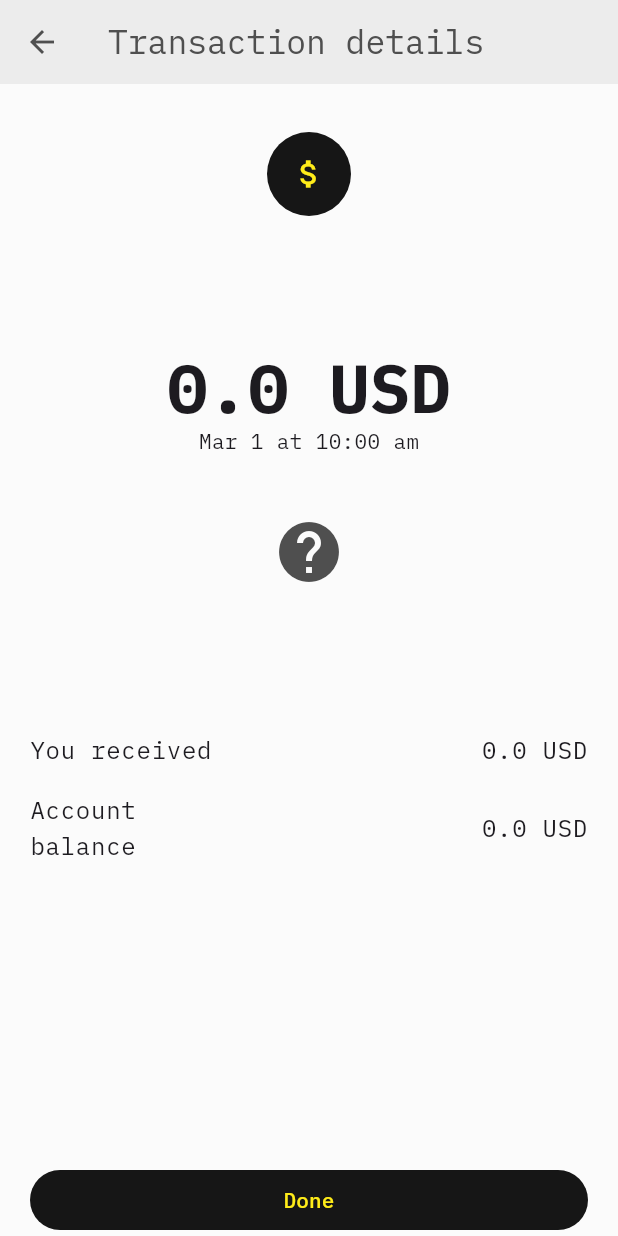
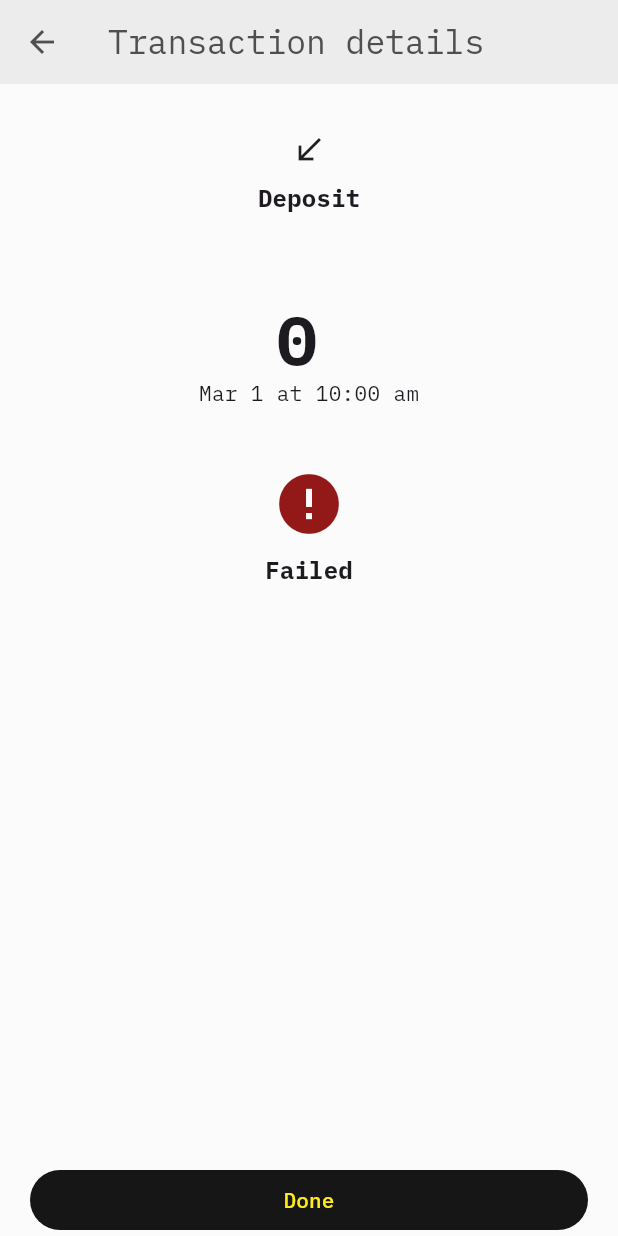
Before and after one commit to TBD54566975/didpay, a Flutter app: the TransactionDetailsPage screen opened directly with empty values, on a phone screen of 412 x 824 dp. Run offline on Flutter 3.47's test engine with Material 3 defaults, Android fonts, the phone set to English and light mode, and no system bars; drawn by our look-alikes of auto_size_text; our stand-ins replace device_info_plus, flutter_hooks, flutter_secure_storage, hooks_riverpod, qr_flutter, shared_preferences and 1 more; missing offline and left inert: mobile_scanner, web5; accounts and stored records are empty.

Commit message:
use enums for txn type and status

```diff
--- a/lib/features/currency/payin.dart
+++ b/lib/features/currency/payin.dart
@@ -17,7 +17,7 @@ class PayinKeyPress {
 }
 
 class Payin extends HookWidget {
-  final String transactionType;
+  final TransactionType transactionType;
   final ValueNotifier<String> amount;
   final ValueNotifier<PayinKeyPress> keyPress;
   final ValueNotifier<Currency?> currency;
@@ -34,9 +34,11 @@ class Payin extends HookWidget {
   Widget build(BuildContext context) {
     final shouldAnimate = useState(false);
 
-    final formattedAmount = transactionType == Type.deposit
-        ? Currency.formatFromString(amount.value,
-            currency: currency.value?.label)
+    final formattedAmount = transactionType == TransactionType.deposit
+        ? Currency.formatFromString(
+            amount.value,
+            currency: currency.value?.code.toString(),
+          )
         : Currency.formatFromString(amount.value);
 
     useEffect(() {
@@ -52,11 +54,11 @@ class Payin extends HookWidget {
 
         shouldAnimate.value = (key == '<')
             ? !NumberValidationUtil.isValidDelete(current)
-            : (transactionType == Type.deposit
+            : (transactionType == TransactionType.deposit
                 ? !NumberValidationUtil.isValidInput(
                     current,
                     key,
-                    currency: currency.value?.label,
+                    currency: currency.value?.code.toString(),
                   )
                 : !NumberValidationUtil.isValidInput(current, key));
         if (shouldAnimate.value) return;
@@ -104,13 +106,13 @@ class Payin extends HookWidget {
                     ),
                   ),
                   const SizedBox(width: Grid.half),
-                  transactionType == Type.deposit
+                  transactionType == TransactionType.deposit
                       ? CurrencyDropdown(selectedCurrency: currency)
                       : Padding(
                           padding:
                               const EdgeInsets.symmetric(horizontal: Grid.xxs),
                           child: Text(
-                            Loc.of(context).usd,
+                            CurrencyCode.usdc.toString(),
                             style: Theme.of(context).textTheme.headlineMedium,
                           ),
                         ),
@@ -121,7 +123,7 @@ class Payin extends HookWidget {
         ),
         const SizedBox(height: Grid.xs),
         Text(
-          transactionType == Type.deposit
+          transactionType == TransactionType.deposit
               ? Loc.of(context).youDeposit
               : Loc.of(context).youWithdraw,
           style: Theme.of(context).textTheme.bodyLarge,
--- a/lib/features/home/transaction.dart
+++ b/lib/features/home/transaction.dart
@@ -1,37 +1,85 @@
+import 'package:didpay/features/currency/currency.dart';
 import 'package:hooks_riverpod/hooks_riverpod.dart';
 
 // TODO: remove this file when FTL generated types are available
 class Transaction {
-  final String type;
-  final String status;
-  final double amount;
+  final double payinAmount;
+  final double payoutAmount;
+  final String payinCurrency;
+  final String payoutCurrency;
+  final TransactionStatus status;
+  final TransactionType type;
 
   Transaction({
+    required this.payinAmount,
+    required this.payoutAmount,
+    required this.payinCurrency,
+    required this.payoutCurrency,
+    required this.status,
     required this.type,
-    required this.status,
-    required this.amount,
   });
 }
 
 final _defaultList = [
-  Transaction(type: Type.deposit, status: Status.quoted, amount: 4.61),
-  Transaction(type: Type.withdrawal, status: Status.quoted, amount: 20.85),
-  Transaction(type: Type.deposit, status: Status.completed, amount: 10.99),
-  Transaction(type: Type.withdrawal, status: Status.completed, amount: 7.03),
-  Transaction(type: Type.withdrawal, status: Status.failed, amount: 5.42),
+  Transaction(
+    payinAmount: 25,
+    payoutAmount: 1.47,
+    payinCurrency: CurrencyCode.mxn.toString(),
+    payoutCurrency: CurrencyCode.usdc.toString(),
+    status: TransactionStatus.quoted,
+    type: TransactionType.deposit,
+  ),
+  Transaction(
+    payinAmount: 1,
+    payoutAmount: 17,
+    payinCurrency: CurrencyCode.usdc.toString(),
+    payoutCurrency: CurrencyCode.mxn.toString(),
+    status: TransactionStatus.quoted,
+    type: TransactionType.withdraw,
+  ),
+  Transaction(
+    payinAmount: 0.00085,
+    payoutAmount: 35.42,
+    payinCurrency: CurrencyCode.btc.toString(),
+    payoutCurrency: CurrencyCode.usdc.toString(),
+    status: TransactionStatus.completed,
+    type: TransactionType.deposit,
+  ),
+  Transaction(
+    payinAmount: 33,
+    payoutAmount: 0.000792,
+    payinCurrency: CurrencyCode.usdc.toString(),
+    payoutCurrency: CurrencyCode.btc.toString(),
+    status: TransactionStatus.completed,
+    type: TransactionType.withdraw,
+  ),
+  Transaction(
+    payinAmount: 1,
+    payoutAmount: 1,
+    payinCurrency: CurrencyCode.usdc.toString(),
+    payoutCurrency: CurrencyCode.usd.toString(),
+    status: TransactionStatus.failed,
+    type: TransactionType.withdraw,
+  ),
 ];
 
 final transactionsProvider = StateProvider<List<Transaction>>((ref) {
   return _defaultList;
 });
 
-class Status {
-  static const String failed = 'Failed';
-  static const String quoted = 'Quoted';
-  static const String completed = 'Completed';
+enum TransactionStatus {
+  failed,
+  quoted,
+  completed;
+
+  @override
+  String toString() => name.substring(0, 1).toUpperCase() + name.substring(1);
 }
 
-class Type {
-  static const String deposit = 'Deposit';
-  static const String withdrawal = 'Withdrawal';
+enum TransactionType {
+  deposit,
+  withdraw;
+
+  @override
+  String toString() => name.substring(0, 1).toUpperCase() + name.substring(1);
 }
--- a/lib/features/home/transaction_details_page.dart
+++ b/lib/features/home/transaction_details_page.dart
@@ -1,3 +1,5 @@
+import 'package:auto_size_text/auto_size_text.dart';
+import 'package:didpay/features/currency/currency.dart';
 import 'package:flutter/material.dart';
 import 'package:flutter_hooks/flutter_hooks.dart';
 import 'package:didpay/l10n/app_localizations.dart';
@@ -11,6 +13,11 @@ class TransactionDetailsPage extends HookWidget {
 
   @override
   Widget build(BuildContext context) {
+    final payoutAmount = Currency.formatFromDouble(txn.payoutAmount,
+        currency: txn.payoutCurrency);
+    final payinAmount =
+        Currency.formatFromDouble(txn.payinAmount, currency: txn.payinCurrency);
+
     return Scaffold(
       appBar: AppBar(title: Text(Loc.of(context).transactionDetails)),
       body: SafeArea(
@@ -23,14 +30,15 @@ class TransactionDetailsPage extends HookWidget {
                 child: Column(
                   children: [
                     _buildHeader(context),
-                    _buildAmount(context),
+                    _buildAmount(context, payoutAmount, payinAmount),
                     _buildStatus(context),
-                    if (txn.status != Status.failed) _buildDetails(context)
+                    if (txn.status != TransactionStatus.failed)
+                      _buildDetails(context, payoutAmount, payinAmount)
                   ],
                 ),
               ),
             ),
-            txn.status == Status.quoted
+            txn.status == TransactionStatus.quoted
                 ? _buildResponseButtons(context)
                 : Padding(
                     padding: const EdgeInsets.symmetric(horizontal: Grid.side),
@@ -53,20 +61,13 @@ class TransactionDetailsPage extends HookWidget {
         const SizedBox(height: Grid.md),
         ExcludeSemantics(
           child: Center(
-            child: Container(
-                width: Grid.xxl,
-                height: Grid.xxl,
-                decoration: BoxDecoration(
-                  color: Theme.of(context).colorScheme.primary,
-                  shape: BoxShape.circle,
-                ),
-                child: Icon(Icons.attach_money,
-                    color: Theme.of(context).colorScheme.onPrimary)),
-          ),
+              child: txn.type == TransactionType.deposit
+                  ? const Icon(Icons.south_west)
+                  : const Icon(Icons.north_east)),
         ),
         const SizedBox(height: Grid.xxs),
         Text(
-          txn.type,
+          txn.type.toString(),
           style: Theme.of(context).textTheme.titleMedium?.copyWith(
                 fontWeight: FontWeight.bold,
               ),
@@ -75,17 +76,42 @@ class TransactionDetailsPage extends HookWidget {
     );
   }
 
-  Widget _buildAmount(BuildContext context) {
+  Widget _buildAmount(
+      BuildContext context, String payoutAmount, String payinAmount) {
     return Column(
       children: [
         const SizedBox(height: Grid.xxl),
-        Text(
-          '${txn.amount} USD',
-          style: Theme.of(context).textTheme.displayMedium?.copyWith(
-                fontWeight: FontWeight.bold,
+        Row(
+          mainAxisAlignment: MainAxisAlignment.center,
+          crossAxisAlignment: CrossAxisAlignment.baseline,
+          textBaseline: TextBaseline.alphabetic,
+          children: [
+            Flexible(
+              child: AutoSizeText(
+                txn.type == TransactionType.deposit
+                    ? payoutAmount
+                    : payinAmount,
+                style: Theme.of(context).textTheme.displayMedium?.copyWith(
+                      fontWeight: FontWeight.bold,
+                    ),
+                maxFontSize:
+                    Theme.of(context).textTheme.displayMedium?.fontSize ?? 45.0,
+                minFontSize:
+                    Theme.of(context).textTheme.bodyLarge?.fontSize ?? 16.0,
+                maxLines: 1,
               ),
+            ),
+            const SizedBox(width: Grid.xs),
+            Text(
+              txn.type == TransactionType.deposit
+                  ? txn.payoutCurrency
+                  : txn.payinCurrency,
+              style: Theme.of(context).textTheme.headlineMedium?.copyWith(
+                    fontWeight: FontWeight.bold,
+                  ),
+            ),
+          ],
         ),
-        // TODO: replace with createdAt time
         const Text('Mar 1 at 10:00 am'),
       ],
     );
@@ -99,7 +125,7 @@ class TransactionDetailsPage extends HookWidget {
             size: Grid.xl, color: _getStatusColor(context, txn.status)),
         const SizedBox(height: Grid.xxs),
         Text(
-          txn.status,
+          txn.status.toString(),
           style: Theme.of(context).textTheme.titleMedium?.copyWith(
                 fontWeight: FontWeight.bold,
               ),
@@ -108,45 +134,41 @@ class TransactionDetailsPage extends HookWidget {
     );
   }
 
-  IconData _getStatusIcon(String status) {
+  IconData _getStatusIcon(TransactionStatus status) {
     switch (status) {
-      case Status.quoted:
+      case TransactionStatus.quoted:
         return Icons.pending;
-      case Status.failed:
+      case TransactionStatus.failed:
         return Icons.error;
-      case Status.completed:
+      case TransactionStatus.completed:
         return Icons.check_circle;
       default:
         return Icons.help;
     }
   }
 
-  Color _getStatusColor(BuildContext context, String status) {
+  Color _getStatusColor(BuildContext context, TransactionStatus status) {
     var colorScheme = Theme.of(context).colorScheme;
     switch (status) {
-      case Status.failed:
+      case TransactionStatus.failed:
         return colorScheme.error;
-      case Status.completed:
+      case TransactionStatus.completed:
         return colorScheme.primary;
       default:
         return colorScheme.onSurface;
     }
   }
 
-  Widget _buildDetails(BuildContext context) {
-    final paymentLabel = txn.status == Status.quoted
-        ? Loc.of(context).youPay
-        : txn.type == Type.deposit
+  Widget _buildDetails(
+      BuildContext context, String payoutAmount, String payinAmount) {
+    final balanceLabel = Loc.of(context).accountBalance;
+    final paymentLabel = txn.status == TransactionStatus.quoted
+        ? txn.type == TransactionType.deposit
+            ? Loc.of(context).youPay
+            : Loc.of(context).youReceive
+        : txn.type == TransactionType.deposit
             ? Loc.of(context).youPaid
             : Loc.of(context).youReceived;
-
-    final balanceLabel = txn.status == Status.quoted
-        ? Loc.of(context).txnTypeQuote(txn.type)
-        : Loc.of(context).accountBalance;
-
-    final amount = txn.status == Status.completed
-        ? '${txn.type == Type.deposit ? '+' : '-'}${txn.amount}'
-        : txn.amount.toString();
 
     return Padding(
       padding: const EdgeInsets.symmetric(horizontal: Grid.side),
@@ -168,7 +190,9 @@ class TransactionDetailsPage extends HookWidget {
                 Expanded(
                   flex: 2,
                   child: Text(
-                    '${txn.amount} USD',
+                    txn.type == TransactionType.deposit
+                        ? '$payinAmount ${txn.payinCurrency}'
+                        : '$payoutAmount ${txn.payoutCurrency}',
                     style: Theme.of(context).textTheme.bodyLarge,
                     textAlign: TextAlign.right,
                   ),
@@ -191,7 +215,9 @@ class TransactionDetailsPage extends HookWidget {
                 Expanded(
                   flex: 3,
                   child: Text(
-                    '$amount USD',
+                    txn.type == TransactionType.deposit
+                        ? '+$payoutAmount ${txn.payoutCurrency}'
+                        : '-$payinAmount ${txn.payinCurrency}',
                     style: Theme.of(context).textTheme.bodyLarge,
                     textAlign: TextAlign.right,
                   ),
```
Also changed, not shown: lib/features/currency/payout.dart (+9 -7 lines).
